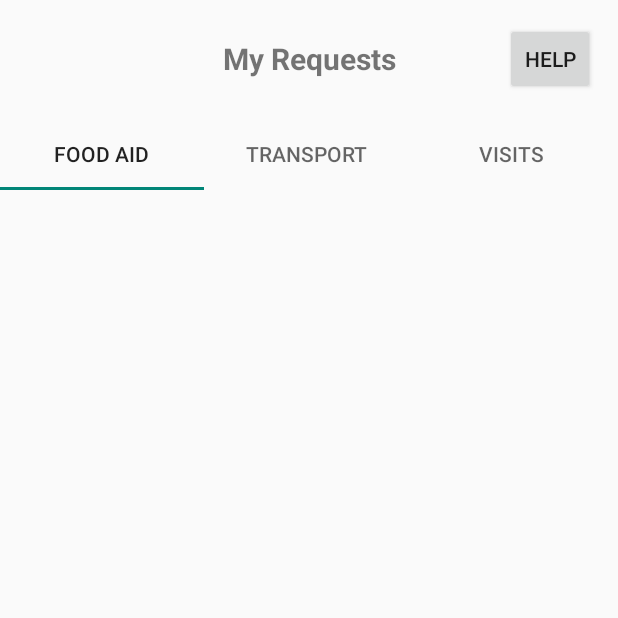
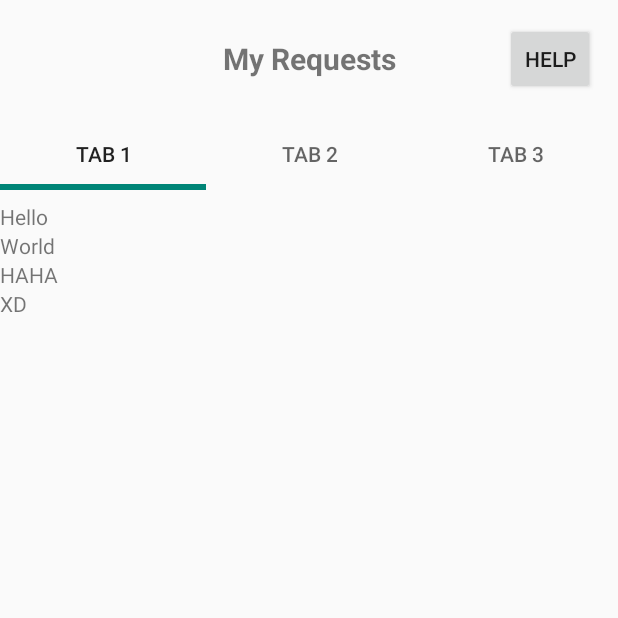
Before and after one commit to teo-jun-xiong/Eldereach, an Android app: the RequestsClientActivity screen opened directly, with no data from a screen before it, on a phone screen of 412 x 824 dp, the top half of it. Run offline under Robolectric (Android 15) with nearby library versions, the phone set to English and light mode, and no system bars.

Commit message:
Add RecyclerView to tabs and implement adding of items

```diff
--- a/app/src/main/java/com/eldereach/eldereach/RequestsClientActivity.java
+++ b/app/src/main/java/com/eldereach/eldereach/RequestsClientActivity.java
@@ -3,12 +3,29 @@ package com.eldereach.eldereach;
 import android.os.Bundle;
 
 import androidx.appcompat.app.AppCompatActivity;
+import androidx.viewpager.widget.ViewPager;
 
+import com.google.android.material.tabs.TabLayout;
+
+/**
+ * Contains a tab layout and an adapter to control the tabs
+ */
 public class RequestsClientActivity extends AppCompatActivity {
+    private RequestsClientTabAdapter adapter;
+    private TabLayout tabLayout;
+    private ViewPager viewPager;
 
     @Override
     protected void onCreate(Bundle savedInstanceState) {
         super.onCreate(savedInstanceState);
         setContentView(R.layout.activity_client_requests);
+        viewPager = findViewById(R.id.viewPager);
+        tabLayout = findViewById(R.id.tabLayout);
+        adapter = new RequestsClientTabAdapter(getSupportFragmentManager());
+        adapter.addFragment(new TransportRequestsFragment(), "Tab 1");
+        adapter.addFragment(new TransportRequestsFragment(), "Tab 2");
+        adapter.addFragment(new TransportRequestsFragment(), "Tab 3");
+        viewPager.setAdapter(adapter);
+        tabLayout.setupWithViewPager(viewPager);
     }
 }
--- /dev/null
+++ b/app/src/main/java/com/eldereach/eldereach/RequestsClientTabAdapter.java
@@ -0,0 +1,35 @@
+package com.eldereach.eldereach;
+
+import androidx.fragment.app.Fragment;
+import androidx.fragment.app.FragmentManager;
+import androidx.fragment.app.FragmentStatePagerAdapter;
+
+import java.util.ArrayList;
+import java.util.List;
+
+public class RequestsClientTabAdapter extends FragmentStatePagerAdapter {
+    private final List<Fragment> mFragmentList = new ArrayList<>();
+    private final List<String> mFragmentTitleList = new ArrayList<>();
+
+    @SuppressWarnings("deprecation")
+    RequestsClientTabAdapter(FragmentManager fm) {
+        super(fm);
+    }
+    @Override
+    public Fragment getItem(int position) {
+        return mFragmentList.get(position);
+    }
+    public void addFragment(Fragment fragment, String title) {
+        mFragmentList.add(fragment);
+        mFragmentTitleList.add(title);
+    }
+
+    @Override
+    public CharSequence getPageTitle(int position) {
+        return mFragmentTitleList.get(position);
+    }
+    @Override
+    public int getCount() {
+        return mFragmentList.size();
+    }
+}
--- /dev/null
+++ b/app/src/main/java/com/eldereach/eldereach/TransportRequestsFragment.java
@@ -0,0 +1,38 @@
+package com.eldereach.eldereach;
+
+import android.os.Bundle;
+import android.view.LayoutInflater;
+import android.view.View;
+import android.view.ViewGroup;
+
+import androidx.annotation.NonNull;
+import androidx.annotation.Nullable;
+import androidx.fragment.app.Fragment;
+import androidx.recyclerview.widget.LinearLayoutManager;
+import androidx.recyclerview.widget.RecyclerView;
+
+import java.util.ArrayList;
+
+// In this case, the fragment displays simple text based on the page
+public class TransportRequestsFragment extends Fragment {
+    @Nullable
+    @Override
+    public View onCreateView(@NonNull LayoutInflater inflater, @Nullable ViewGroup container,
+                             @Nullable Bundle savedInstanceState) {
+        View view = inflater.inflate(R.layout.fragment_transport_requests_client, container, false);
+        RecyclerView recyclerView = view.findViewById(R.id.recyclerView);
+
+        ArrayList<String> list = new ArrayList<>();
+        list.add("Hello");
+        list.add("World");
+        list.add("HAHA");
+
+        TransportRequestsListAdapter listAdapter = new TransportRequestsListAdapter(list);
+        recyclerView.setAdapter(listAdapter);
+        RecyclerView.LayoutManager layoutManager = new LinearLayoutManager(getActivity());
+        recyclerView.setLayoutManager(layoutManager);
+
+        listAdapter.addItems("XD");
+        return view;
+    }
+}
--- /dev/null
+++ b/app/src/main/java/com/eldereach/eldereach/TransportRequestsListAdapter.java
@@ -0,0 +1,54 @@
+package com.eldereach.eldereach;
+
+import android.view.LayoutInflater;
+import android.view.View;
+import android.view.ViewGroup;
+import android.widget.TextView;
+
+import androidx.annotation.NonNull;
+import androidx.recyclerview.widget.RecyclerView;
+
+import java.util.ArrayList;
+
+public class TransportRequestsListAdapter extends RecyclerView.Adapter {
+    ArrayList<String> arr;
+
+    public TransportRequestsListAdapter(ArrayList<String> strings) {
+        arr = strings;
+    }
+
+    @NonNull
+    @Override
+    public RecyclerView.ViewHolder onCreateViewHolder(@NonNull ViewGroup parent, int viewType) {
+        View view = LayoutInflater.from(parent.getContext()).inflate(R.layout.list_item_transport_requests, parent, false);
+        return new ListViewHolder(view);
+    }
+
+    @Override
+    public void onBindViewHolder(@NonNull RecyclerView.ViewHolder holder, int position) {
+        ((ListViewHolder) holder).bindView(position);
+    }
+
+    @Override
+    public int getItemCount() {
+        return arr.size();
+    }
+
+    public void addItems(String str) {
+        arr.add(str);
+        notifyItemInserted(arr.size() - 1);
+    }
+
+    private class ListViewHolder extends RecyclerView.ViewHolder {
+        private TextView textView;
+
+        public ListViewHolder(@NonNull View itemView) {
+            super(itemView);
+            textView = itemView.findViewById(R.id.textView);
+        }
+
+        public void bindView(int position) {
+            textView.setText(arr.get(position));
+        }
+    }
+}
--- a/app/src/main/res/layout/activity_client_requests.xml
+++ b/app/src/main/res/layout/activity_client_requests.xml
@@ -1,5 +1,5 @@
 <?xml version="1.0" encoding="utf-8"?>
-<LinearLayout xmlns:android="http://schemas.android.com/apk/res/android"
+<RelativeLayout xmlns:android="http://schemas.android.com/apk/res/android"
     xmlns:app="http://schemas.android.com/apk/res-auto"
     xmlns:tools="http://schemas.android.com/tools"
     android:layout_width="match_parent"
@@ -34,25 +34,24 @@
             android:textStyle="bold" />
     </RelativeLayout>
 
-    <com.google.android.material.tabs.TabLayout
-        android:layout_width="409dp"
-        android:layout_height="wrap_content"
-        tools:layout_editor_absoluteX="1dp"
-        tools:layout_editor_absoluteY="1dp">
+    <LinearLayout
+        android:layout_width="match_parent"
+        android:layout_height="match_parent"
+        android:orientation="vertical"
+        android:layout_below="@id/layout1" >
 
-        <com.google.android.material.tabs.TabItem
-            android:layout_width="wrap_content"
+        <com.google.android.material.tabs.TabLayout
+            android:id="@+id/tabLayout"
+            android:layout_width="match_parent"
             android:layout_height="wrap_content"
-            android:text="Food Aid" />
+            android:minHeight="?actionBarSize"
+            app:tabGravity="fill"
+            app:tabIndicatorHeight="4dp"
+            app:tabMode="fixed" />
 
-        <com.google.android.material.tabs.TabItem
-            android:layout_width="wrap_content"
-            android:layout_height="wrap_content"
-            android:text="Transport" />
-
-        <com.google.android.material.tabs.TabItem
-            android:layout_width="wrap_content"
-            android:layout_height="wrap_content"
-            android:text="Visits" />
-    </com.google.android.material.tabs.TabLayout>
-</LinearLayout>
+        <androidx.viewpager.widget.ViewPager
+            android:id="@+id/viewPager"
+            android:layout_width="match_parent"
+            android:layout_height="match_parent" />
+    </LinearLayout>
+</RelativeLayout>
--- /dev/null
+++ b/app/src/main/res/layout/fragment_food_aid_requests_client.xml
@@ -0,0 +1,11 @@
+<?xml version="1.0" encoding="utf-8"?>
+<androidx.constraintlayout.widget.ConstraintLayout
+    xmlns:android="http://schemas.android.com/apk/res/android" android:layout_width="match_parent"
+    android:layout_height="match_parent">
+
+    <TextView
+        android:layout_width="match_parent"
+        android:layout_height="match_parent"
+        android:text="Food Aid"
+        android:gravity="center" />
+</androidx.constraintlayout.widget.ConstraintLayout>
--- /dev/null
+++ b/app/src/main/res/layout/fragment_transport_requests_client.xml
@@ -0,0 +1,19 @@
+<?xml version="1.0" encoding="utf-8"?>
+<LinearLayout xmlns:android="http://schemas.android.com/apk/res/android"
+
+    xmlns:tools="http://schemas.android.com/tools"
+    android:layout_width="match_parent"
+    android:layout_height="match_parent"
+    android:orientation="vertical"
+    tools:context=".RequestsClientActivity">
+
+    <RelativeLayout
+        android:layout_width="match_parent"
+        android:layout_height="match_parent">
+
+        <androidx.recyclerview.widget.RecyclerView
+            android:id="@+id/recyclerView"
+            android:layout_width="match_parent"
+            android:layout_height="wrap_content" />
+    </RelativeLayout>
+</LinearLayout>
--- /dev/null
+++ b/app/src/main/res/layout/fragment_visits_requests_client.xml
@@ -0,0 +1,11 @@
+<?xml version="1.0" encoding="utf-8"?>
+<androidx.constraintlayout.widget.ConstraintLayout
+    xmlns:android="http://schemas.android.com/apk/res/android" android:layout_width="match_parent"
+    android:layout_height="match_parent">
+
+    <TextView
+        android:layout_width="match_parent"
+        android:layout_height="match_parent"
+        android:text="Visits"
+        android:gravity="center" />
+</androidx.constraintlayout.widget.ConstraintLayout>
--- /dev/null
+++ b/app/src/main/res/layout/list_item_transport_requests.xml
@@ -0,0 +1,11 @@
+<?xml version="1.0" encoding="utf-8"?>
+<LinearLayout xmlns:android="http://schemas.android.com/apk/res/android"
+    android:layout_width="match_parent"
+    android:layout_height="wrap_content">
+
+    <TextView
+        android:id="@+id/textView"
+        android:layout_width="wrap_content"
+        android:layout_height="wrap_content"
+        android:text="HELLO WORLD" />
+</LinearLayout>
```
